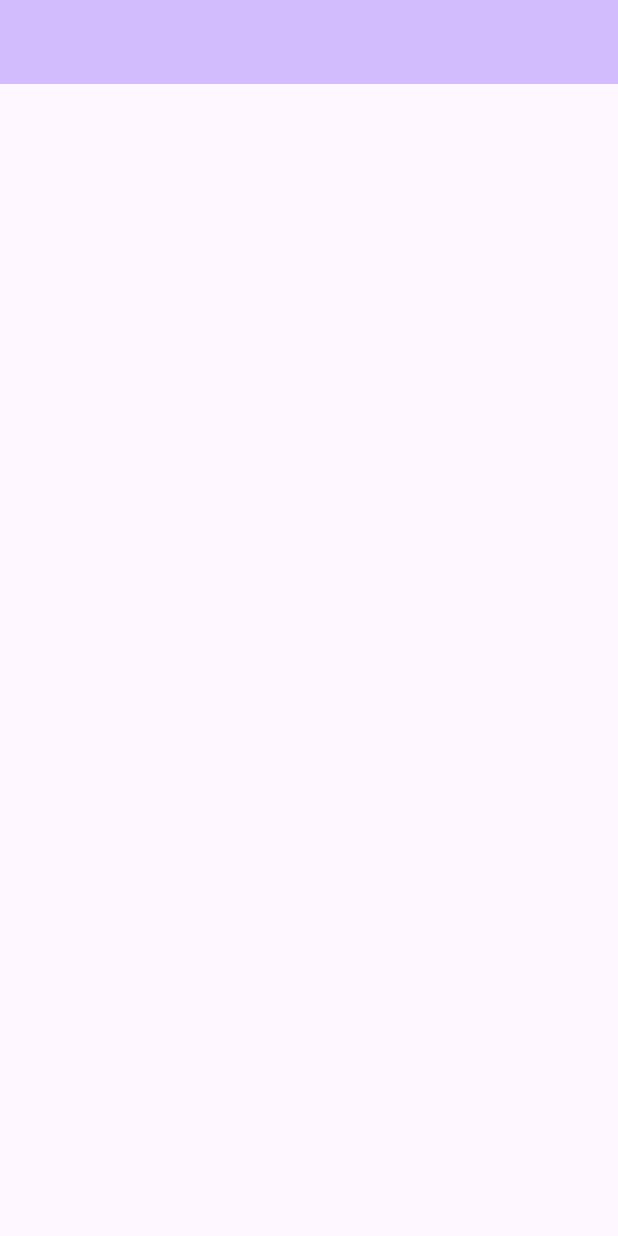
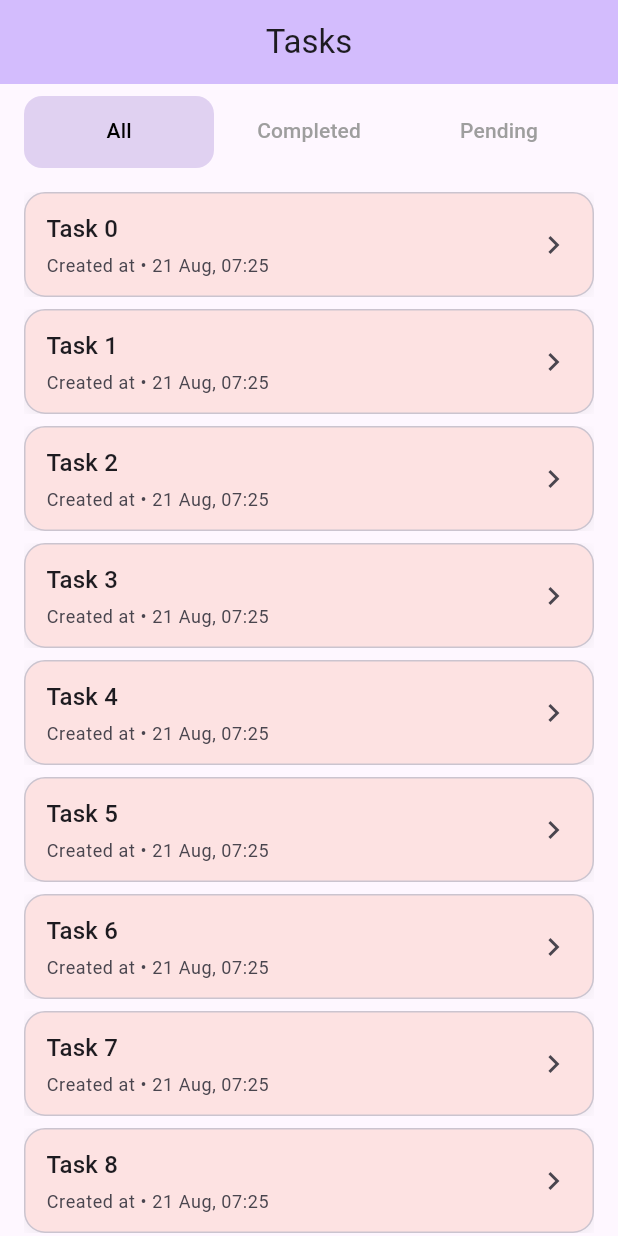
Before and after one commit to discoveruz/uniconsoft_task, a Flutter app: the screen it shows after launch, on a phone screen of 412 x 824 dp. Run offline on Flutter 3.47's test engine with Material 3 defaults, Android fonts, the phone set to English and light mode, and no system bars; our stand-ins replace bloc, flutter_bloc, freezed_annotation, permission_handler, shared_preferences; missing offline and left inert: workmanager; generated files the repository leaves out were written again.

Commit message:
ui finished

```diff
--- /dev/null
+++ b/devtools_options.yaml
@@ -0,0 +1,3 @@
+description: This file stores settings for Dart & Flutter DevTools.
+documentation: https://docs.flutter.dev/tools/devtools/extensions#configure-extension-enablement-states
+extensions:
--- a/lib/bloc/task_bloc.dart
+++ b/lib/bloc/task_bloc.dart
@@ -8,6 +8,6 @@ part 'task_bloc.freezed.dart';
 
 class TaskBloc extends Bloc<TaskEvent, TaskState> {
   TaskBloc() : super(const TaskState()) {
-    on<TaskEvent>((event, emit) {});
+    on<GetTasksEvent>((event, emit) {});
   }
 }
--- a/lib/bloc/task_event.dart
+++ b/lib/bloc/task_event.dart
@@ -3,3 +3,7 @@ part of 'task_bloc.dart';
 abstract class TaskEvent {
   const TaskEvent();
 }
+
+class GetTasksEvent extends TaskEvent {
+  const GetTasksEvent();
+}
--- /dev/null
+++ b/lib/core/colors.dart
@@ -0,0 +1,6 @@
+import 'dart:ui';
+
+class AppColors {
+  static const Color lightGreen = Color(0xFFDFF6DD); // soft green
+  static const Color lightRed = Color(0xFFFDE2E2); // soft red
+}
--- a/lib/main.dart
+++ b/lib/main.dart
@@ -1,4 +1,7 @@
 import 'package:flutter/material.dart';
+import 'package:flutter_bloc/flutter_bloc.dart';
+import 'package:uniconsoft_task/bloc/task_bloc.dart';
+import 'package:uniconsoft_task/pages/tasks_page.dart';
 
 void main() {
   runApp(const MyApp());
@@ -13,18 +16,7 @@ class MyApp extends StatelessWidget {
     return MaterialApp(
       title: 'Task Manager',
       theme: ThemeData(colorScheme: ColorScheme.fromSeed(seedColor: Colors.deepPurple)),
-      home: const MyHomePage(),
+      home: BlocProvider<TaskBloc>(create: (context) => TaskBloc()..add(GetTasksEvent()), child: const TasksPage()),
     );
   }
 }
-
-class MyHomePage extends StatelessWidget {
-  const MyHomePage({super.key});
-  @override
-  Widget build(BuildContext context) {
-    return Scaffold(
-      appBar: AppBar(backgroundColor: Theme.of(context).colorScheme.inversePrimary),
-      body: Center(child: Column(mainAxisAlignment: MainAxisAlignment.center, children: <Widget>[])),
-    );
-  }
-}
--- a/lib/models/task.dart
+++ b/lib/models/task.dart
@@ -5,7 +5,7 @@ part 'task.g.dart';
 
 @freezed
 class Task with _$Task {
-  const factory Task({int? id, String? description, int? createdAt}) = _Task;
+  const factory Task({int? id, String? description, int? createdAt, int? status}) = _Task;
 
   factory Task.fromJson(Map<String, dynamic> json) => _$TaskFromJson(json);
 }
--- /dev/null
+++ b/lib/pages/tasks_page.dart
@@ -0,0 +1,171 @@
+import 'dart:developer' as dev;
+import 'dart:math';
+import 'package:flutter/material.dart';
+import 'package:flutter_bloc/flutter_bloc.dart';
+import 'package:uniconsoft_task/bloc/task_bloc.dart';
+import 'package:uniconsoft_task/models/task.dart';
+import 'package:uniconsoft_task/pages/widgets/task_tile.dart';
+
+class TasksPage extends StatefulWidget {
+  const TasksPage({super.key});
+
+  @override
+  State<TasksPage> createState() => _TasksPageState();
+}
+
+class _TasksPageState extends State<TasksPage> with SingleTickerProviderStateMixin, AutomaticKeepAliveClientMixin {
+  late final TabController _tabController;
+
+  @override
+  void initState() {
+    super.initState();
+    _tabController = TabController(length: 3, vsync: this);
+  }
+
+  @override
+  void dispose() {
+    _tabController.dispose();
+    super.dispose();
+  }
+
+  @override
+  Widget build(BuildContext context) {
+    return Scaffold(
+      appBar: AppBar(
+        backgroundColor: Theme.of(context).colorScheme.inversePrimary,
+        title: Text('Tasks'),
+        centerTitle: true,
+      ),
+      body: BlocBuilder<TaskBloc, TaskState>(
+        builder: (context, state) {
+          return Column(
+            children: [
+              TabBar(
+                controller: _tabController,
+                dividerColor: Colors.transparent,
+                labelColor: Colors.black,
+                unselectedLabelColor: Colors.grey,
+                indicatorColor: Colors.deepPurple,
+                padding: const EdgeInsets.symmetric(horizontal: 16, vertical: 8),
+                tabAlignment: TabAlignment.fill,
+                indicatorSize: TabBarIndicatorSize.tab,
+                splashBorderRadius: BorderRadius.circular(12),
+                indicator: BoxDecoration(
+                  color: Colors.deepPurple.withValues(alpha: 0.2),
+                  borderRadius: BorderRadius.circular(12),
+                ),
+                tabs: <Widget>[Tab(child: Text('All')), Tab(child: Text('Completed')), Tab(child: Text('Pending'))],
+              ),
+              Expanded(
+                child: TabBarView(
+                  controller: _tabController,
+                  children: [
+                    ListView.separated(
+                      addAutomaticKeepAlives: true,
+                      separatorBuilder: (_, __) => const SizedBox(height: 8),
+                      itemCount: 22,
+                      padding: EdgeInsets.symmetric(horizontal: 16, vertical: 8),
+                      itemBuilder: (context, index) {
+                        return TaskTile(
+                          task: Task(
+                            createdAt: 1755761104,
+                            description: 'Task $index',
+                            id: index,
+                            status: Random().nextInt(2),
+                          ),
+
+                          onTap: () {
+                            _confirmFinish(context);
+
+                            // Handle task tap
+                            dev.log('Task tapped: ${index + 1}');
+                          },
+                          onLongPress: () {
+                            dev.log('Task long pressed: ${index + 1}');
+                          },
+                        );
+                      },
+                    ),
+                    ListView.separated(
+                      addAutomaticKeepAlives: true,
+                      separatorBuilder: (_, __) => const SizedBox(height: 8),
+                      itemCount: 22,
+                      padding: EdgeInsets.symmetric(horizontal: 16, vertical: 8),
+                      itemBuilder: (context, index) {
+                        return TaskTile(
+                          task: Task(
+                            createdAt: 1755761104,
+                            description: 'Task $index',
+                            id: index,
+                            status: Random().nextInt(2),
+                          ),
+
+                          onTap: () {
+                            _confirmFinish(context);
+
+                            // Handle task tap
+                            dev.log('Task tapped: ${index + 1}');
+                          },
+                          onLongPress: () {
+                            // Handle task double tap
+                            dev.log('Task long pressed: ${index + 1}');
+                          },
+                        );
+                      },
+                    ),
+                    ListView.separated(
+                      addAutomaticKeepAlives: true,
+                      separatorBuilder: (_, __) => const SizedBox(height: 8),
+                      itemCount: 22,
+                      padding: EdgeInsets.symmetric(horizontal: 16, vertical: 8),
+                      itemBuilder: (context, index) {
+                        return TaskTile(
+                          task: Task(
+                            createdAt: 1755761104,
+                            description: 'Task $index',
+                            id: index,
+                            status: Random().nextInt(2),
+                          ),
+
+                          onTap: () {
+                            // Handle task tap
+                            _confirmFinish(context);
+
+                            dev.log('Task tapped: ${index + 1}');
+                          },
+                          onLongPress: () {
+                            // Handle task double tap
+                            dev.log('Task long pressed: ${index + 1}');
+                          },
+                        );
+                      },
+                    ),
+                  ],
+                ),
+              ),
+            ],
+          );
+        },
+      ),
+    );
+  }
+
+  @override
+  bool get wantKeepAlive => true;
+}
+
+void _confirmFinish(BuildContext context) async {
+  final result = await showDialog<bool>(
+    context: context,
+    builder: (ctx) {
+      return AlertDialog(
+        title: const Text('Confirm'),
+        content: const Text('Are you sure the task is finished?'),
+        actions: [
+          TextButton(onPressed: () => Navigator.pop(ctx, false), child: const Text('Cancel')),
+          ElevatedButton(onPressed: () => Navigator.pop(ctx, true), child: const Text('Yes, Finish')),
+        ],
+      );
+    },
+  );
+}
--- /dev/null
+++ b/lib/pages/widgets/task_tile.dart
@@ -0,0 +1,78 @@
+import 'package:flutter/material.dart';
+import 'package:intl/intl.dart';
+import 'package:uniconsoft_task/core/colors.dart';
+import 'package:uniconsoft_task/models/task.dart';
+
+class TaskTile extends StatelessWidget {
+  final Task task;
+  final VoidCallback? onTap;
+  final VoidCallback? onLongPress;
+
+  const TaskTile({super.key, required this.task, this.onTap, this.onLongPress});
+
+  String _formatTime(BuildContext context, int dt) {
+    final dateTime = DateTime.fromMillisecondsSinceEpoch(dt * 1000);
+    final dateFormat = DateFormat('dd MMM, HH:mm');
+    return dateFormat.format(dateTime);
+  }
+
+  @override
+  Widget build(BuildContext context) {
+    const radius = 14.0;
+
+    return Material(
+      color: Colors.transparent,
+      child: Ink(
+        decoration: BoxDecoration(
+          color: task.status == 0 ? AppColors.lightRed : AppColors.lightGreen,
+
+          borderRadius: BorderRadius.circular(radius),
+          boxShadow: [
+            BoxShadow(
+              blurRadius: 8,
+              spreadRadius: 0,
+              offset: const Offset(0, 2),
+              color: Colors.black.withValues(alpha: 0.06),
+            ),
+          ],
+
+          border: Border.all(color: Theme.of(context).colorScheme.outlineVariant),
+        ),
+        child: InkWell(
+          borderRadius: BorderRadius.circular(radius),
+          onTap: onTap,
+          onLongPress: onLongPress,
+          child: Padding(
+            padding: const EdgeInsets.symmetric(horizontal: 14, vertical: 12),
+            child: Row(
+              children: [
+                Expanded(
+                  child: Column(
+                    crossAxisAlignment: CrossAxisAlignment.start,
+                    children: [
+                      Text(
+                        task.description ?? '',
+                        style: Theme.of(context).textTheme.titleMedium,
+                        maxLines: 2,
+                        overflow: TextOverflow.ellipsis,
+                      ),
+                      const SizedBox(height: 4),
+                      Text(
+                        'Created at • ${_formatTime(context, task.createdAt ?? 0)}',
+                        style: Theme.of(
+                          context,
+                        ).textTheme.bodySmall?.copyWith(color: Theme.of(context).colorScheme.onSurfaceVariant),
+                      ),
+                    ],
+                  ),
+                ),
+                const SizedBox(width: 12),
+                Icon(Icons.chevron_right, color: Theme.of(context).colorScheme.onSurfaceVariant),
+              ],
+            ),
+          ),
+        ),
+      ),
+    );
+  }
+}
--- a/pubspec.yaml
+++ b/pubspec.yaml
@@ -40,6 +40,11 @@ dependencies:
   freezed: 2.5.7
   freezed_annotation: 2.4.4
   json_annotation: ^4.9.0
+  sqflite: ^2.4.2
+  shared_preferences: ^2.5.3
+  path_provider: ^2.1.5
+  workmanager: 0.6.0
+  permission_handler: 12.0.0
 
 dev_dependencies:
   build_runner: 2.4.14
```
Also changed, not shown: lib/pages/workmanager_screen.dart (added, +224 -0 lines), pubspec.lock, 6 other files.
